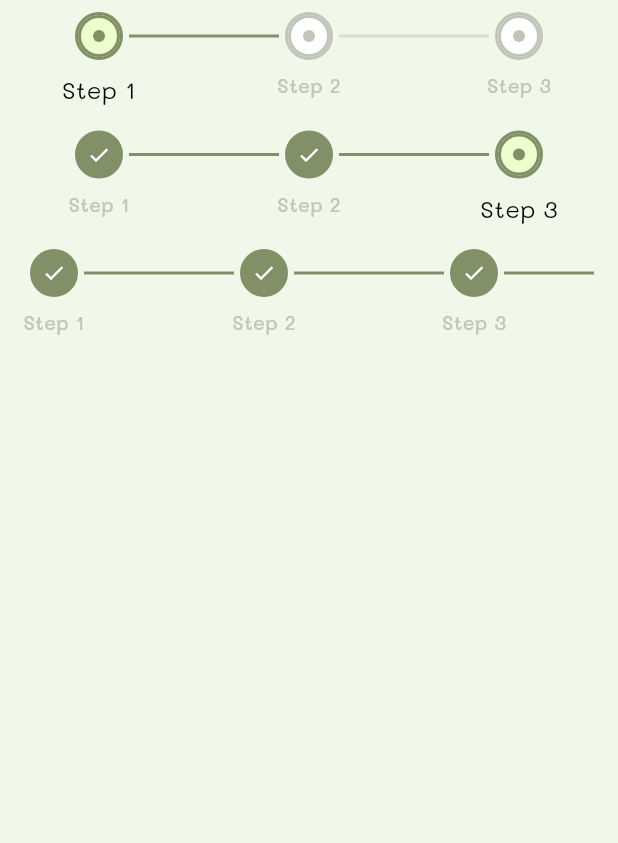
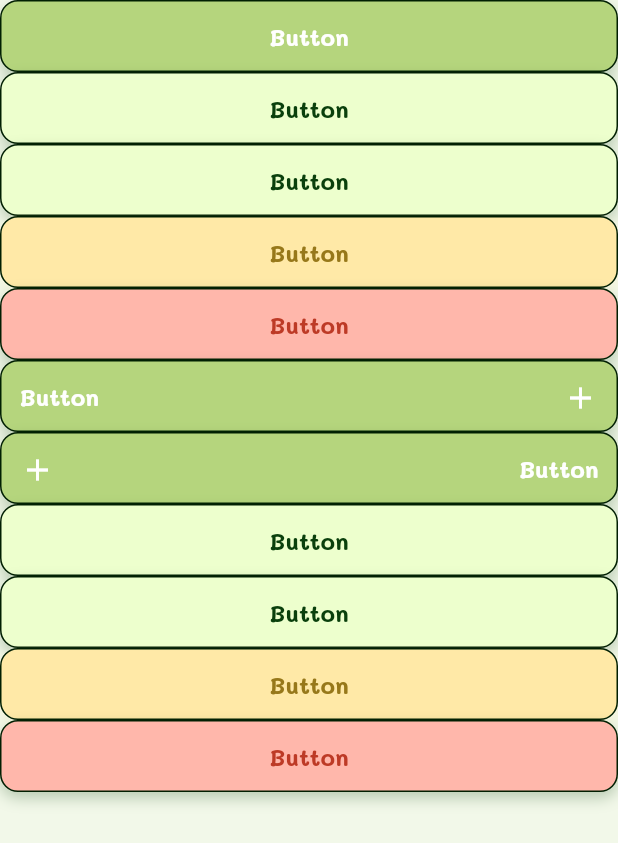
Before and after one commit to TheeraphatStudent/catdiff, a Flutter app: the screen it shows after launch, on a phone screen of 412 x 824 dp. Shown: the top 843 px of the screen. Run offline on Flutter 3.47's test engine with Material 3 defaults, Android fonts, the phone set to English and light mode, and no system bars; drawn by our look-alikes of easy_stepper; our stand-ins replace cloud_firestore, firebase_auth, firebase_core, firebase_storage, flutter_svg, get and 2 more; accounts and stored records are empty; project files that could hold a hidden picture were left out.

Commit message:
feat: implement safe create scrolling view and implement button height

```diff
--- a/app/lib/layout/MainLayout.dart
+++ b/app/lib/layout/MainLayout.dart
@@ -34,16 +34,14 @@ class MainLayout extends StatelessWidget {
         // appBar: appBar ?? (showHeader ? const Header() : null),
         resizeToAvoidBottomInset: resizeToAvoidBottomInset,
         body: SafeArea(
-          child: AnimatedContainer(
-            duration: const Duration(milliseconds: 200),
-            padding:
-                padding ??
-                EdgeInsets.only(
-                  bottom: keyboardHeight > 0
-                      ? 16.0
-                      : 0.0
-                ),
-            child: body,
+          child: SingleChildScrollView(
+            child: AnimatedContainer(
+              duration: const Duration(milliseconds: 200),
+              padding:
+                  padding ??
+                  EdgeInsets.only(bottom: keyboardHeight > 0 ? 16.0 : 0.0),
+              child: body,
+            ),
           ),
         ),
         // bottomNavigationBar: showFooter ? const Footer() : null,
--- a/app/lib/pages/debug.dart
+++ b/app/lib/pages/debug.dart
@@ -15,34 +15,33 @@ class DebugPage extends StatelessWidget {
       body: Center(
         child: Column(
           children: [
-            // ButtonActions(text: 'Button', variant: ButtonVariant.primary),
-            // ButtonActions(text: 'Button', variant: ButtonVariant.light),
-            // ButtonActions(text: 'Button', variant: ButtonVariant.outline),
-            // ButtonActions(text: 'Button', variant: ButtonVariant.warning),
-            // ButtonActions(text: 'Button', variant: ButtonVariant.danger),
+            ButtonActions(text: 'Button', variant: ButtonVariant.primary),
+            ButtonActions(text: 'Button', variant: ButtonVariant.light),
+            ButtonActions(text: 'Button', variant: ButtonVariant.outline),
+            ButtonActions(text: 'Button', variant: ButtonVariant.warning),
+            ButtonActions(text: 'Button', variant: ButtonVariant.danger),
 
-            // const SizedBox(height: 20),
-
-            // ButtonActions(
-            //   text: 'Button',
-            //   variant: ButtonVariant.primary,
-            //   icon: Icons.add,
-            //   iconPosition: IconPosition.right,
-            // ),
-            // ButtonActions(
-            //   text: 'Button',
-            //   variant: ButtonVariant.primary,
-            //   icon: Icons.add,
-            //   iconPosition: IconPosition.left,
-            // ),
-            // ButtonActions(text: 'Button', variant: ButtonVariant.light),
-            // ButtonActions(text: 'Button', variant: ButtonVariant.outline),
-            // ButtonActions(text: 'Button', variant: ButtonVariant.warning),
-            // ButtonActions(text: 'Button', variant: ButtonVariant.danger),
-            // HeaderCard(),
+            ButtonActions(
+              text: 'Button',
+              variant: ButtonVariant.primary,
+              icon: Icons.add,
+              iconPosition: IconPosition.right,
+            ),
+            ButtonActions(
+              text: 'Button',
+              variant: ButtonVariant.primary,
+              icon: Icons.add,
+              iconPosition: IconPosition.left,
+            ),
+            ButtonActions(text: 'Button', variant: ButtonVariant.light),
+            ButtonActions(text: 'Button', variant: ButtonVariant.outline),
+            ButtonActions(text: 'Button', variant: ButtonVariant.warning),
+            ButtonActions(text: 'Button', variant: ButtonVariant.danger),
 
             // ButtonUnderline(text: 'Button'),
             // ButtonUnderline(text: 'Button', active: true),
+
+            // HeaderCard(),
 
             // InputField(
             //   label: 'Input',
@@ -72,30 +71,30 @@ class DebugPage extends StatelessWidget {
             // ProfileWidgets.avatar(isEdited: true, size: ProfileSize.sm),
             // ProfileWidgets.avatar(isEdited: true, size: ProfileSize.xs),
             // ProfileWidgets.avatar(isEdited: true, size: ProfileSize.xxs),
-            StepperWidget(
-              steps: [
-                StepData(label: 'Step 1', active: true),
-                StepData(label: 'Step 2', active: false),
-                StepData(label: 'Step 3', active: false),
-              ],
-            ),
+            // StepperWidget(
+            //   steps: [
+            //     StepData(label: 'Step 1', active: true),
+            //     StepData(label: 'Step 2', active: false),
+            //     StepData(label: 'Step 3', active: false),
+            //   ],
+            // ),
 
-            StepperWidget(
-              steps: [
-                StepData(label: 'Step 1', active: true),
-                StepData(label: 'Step 2', active: true),
-                StepData(label: 'Step 3', active: true),
-              ],
-            ),
+            // StepperWidget(
+            //   steps: [
+            //     StepData(label: 'Step 1', active: true),
+            //     StepData(label: 'Step 2', active: true),
+            //     StepData(label: 'Step 3', active: true),
+            //   ],
+            // ),
 
-            StepperWidget(
-              steps: [
-                StepData(label: 'Step 1', active: true),
-                StepData(label: 'Step 2', active: true),
-                StepData(label: 'Step 3', active: true),
-                StepData(label: 'Step 4', active: true),
-              ],
-            ),
+            // StepperWidget(
+            //   steps: [
+            //     StepData(label: 'Step 1', active: true),
+            //     StepData(label: 'Step 2', active: true),
+            //     StepData(label: 'Step 3', active: true),
+            //     StepData(label: 'Step 4', active: true),
+            //   ],
+            // ),
           ],
         ),
       ),
--- a/app/lib/widget/button.widget.dart
+++ b/app/lib/widget/button.widget.dart
@@ -17,6 +17,7 @@ class ButtonActions extends StatefulWidget {
     this.icon,
     this.onLabelPressed,
     this.iconPosition = IconPosition.right,
+    this.height = 48,
   });
 
   final String text;
@@ -27,6 +28,7 @@ class ButtonActions extends StatefulWidget {
   final IconData? icon;
   final VoidCallback? onPressed;
   final VoidCallback? onLabelPressed;
+  final double? height;
 
   final IconPosition iconPosition;
 
@@ -200,16 +202,21 @@ class _ButtonActionsState extends State<ButtonActions>
                 child: AnimatedContainer(
                   duration: const Duration(milliseconds: 200),
                   curve: Curves.easeInOut,
+                  child: Container(
                     width: double.infinity,
-                  padding: const EdgeInsets.symmetric(
-                    horizontal: 24,
-                    vertical: 12,
-                  ),
+                    height: widget.height,
                     decoration: ShapeDecoration(
                       color: backgroundColor,
-                    shape: shape,
-                    shadows: boxShadows,
+                      shape: RoundedRectangleBorder(
+                        side: BorderSide(width: 1, color: AppColors.black),
+                        borderRadius: const BorderRadius.all(
+                          Radius.circular(12),
                         ),
+                      ),
+                      shadows: widget.hasShadow ? boxShadows : null,
+                    ),
+                    child: Padding(
+                      padding: const EdgeInsets.all(12.0),
                       child: Row(
                         mainAxisSize: MainAxisSize.max,
                         mainAxisAlignment: widget.icon != null
@@ -288,6 +295,8 @@ class _ButtonActionsState extends State<ButtonActions>
                   ),
                 ),
               ),
+            ),
+          ),
         );
       },
     );
@@ -324,12 +333,14 @@ class ButtonTab extends StatelessWidget {
   final String text;
   final bool isActive;
   final VoidCallback? onTap;
+  final double height;
 
   const ButtonTab({
     super.key,
     required this.text,
     required this.isActive,
     this.onTap,
+    this.height = 48,
   });
 
   @override
@@ -338,7 +349,7 @@ class ButtonTab extends StatelessWidget {
       child: GestureDetector(
         onTap: onTap,
         child: Container(
-          height: 48,
+          height: height,
           decoration: ShapeDecoration(
             color: AppColors.primary5,
             shape: RoundedRectangleBorder(
```
Lines whose indentation alone changed are shown as unchanged.
